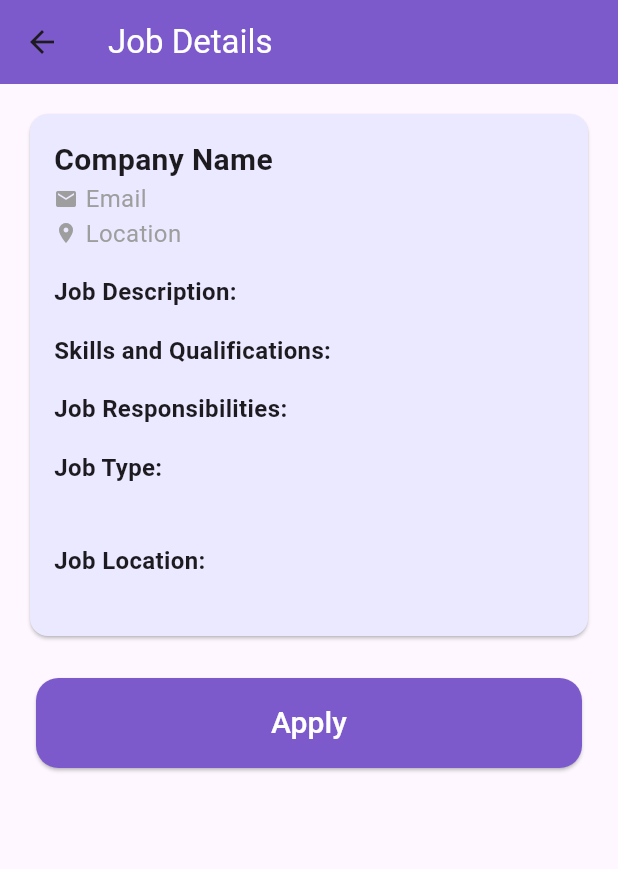
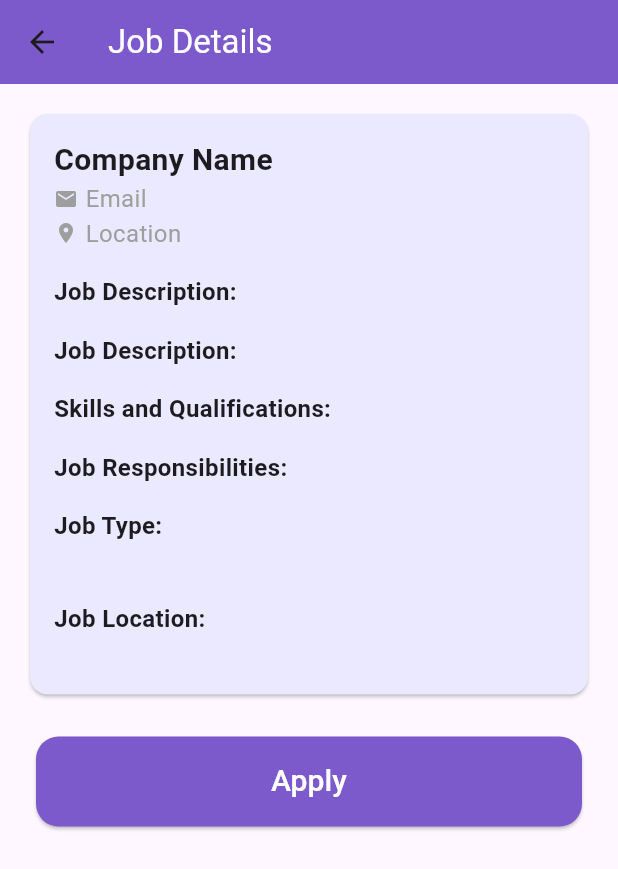
Before and after one commit to mariam-ossama/CareerFusionWithOnboarding, a Flutter app: the JobDetailsPage screen opened directly with empty values, on a phone screen of 412 x 824 dp. Shown: the top 869 px of the screen. Run offline on Flutter 3.47's test engine with Material 3 defaults, Android fonts, the phone set to English and light mode, and no system bars; our stand-ins replace dio, file_picker, flutter_animation_progress_bar, flutter_local_notifications, google_sign_in, image_picker and 6 more; missing offline and left inert: dart:ffi, flutter_facebook_auth, flutter_pdfview, signalr_netcore; accounts and stored records are empty; network calls fail.

Commit message:
modifications-1

```diff
--- a/lib/constants.dart
+++ b/lib/constants.dart
@@ -12,4 +12,4 @@ const emulatorUrl = 'http://10.0.2.2:5266/api';
 
 const baseUrl = 'https://careerfusionbackend.smartwaveeg.com/api';
 
-const publicBaseUrl = 'https://careerfusionbackend.smartwaveeg.com';
+const publicDomain = 'https://careerfusionbackend.smartwaveeg.com';
--- a/lib/screens/HR_screens/cv_screening_result_screen.dart
+++ b/lib/screens/HR_screens/cv_screening_result_screen.dart
@@ -264,7 +264,8 @@ class _CVScreeningResultPageState extends State<CVScreeningResultPage> {
                         color: mainAppColor,
                       ),
                     ),
-                    content: Column(
+                    content: SingleChildScrollView(
+                      child: Column(
                         mainAxisSize: MainAxisSize.min,
                         crossAxisAlignment: CrossAxisAlignment.start,
                         children: <Widget>[
@@ -290,10 +291,12 @@ class _CVScreeningResultPageState extends State<CVScreeningResultPage> {
                                 style: TextStyle(
                                   fontSize: 18,
                                 ),
+                                overflow: TextOverflow.ellipsis,
                               ),
                             ],
                           ),
                         ],
+                      ),
                     ),
                     actions: <Widget>[
                       TextButton(
--- a/lib/screens/HR_screens/hr_posts_screen.dart
+++ b/lib/screens/HR_screens/hr_posts_screen.dart
@@ -83,7 +83,7 @@ class _HRPostsPageState extends State<HRPostsPage> {
                                 CircleAvatar(
                                   radius: 20,
                                   backgroundImage: NetworkImage(
-                                    'http://10.0.2.2:5266${post.userProfilePicturePath}',
+                                    '${publicDomain}${post.userProfilePicturePath}',
                                   ),
                                 ),
                               SizedBox(
--- a/lib/screens/HR_screens/hr_profile_screen.dart
+++ b/lib/screens/HR_screens/hr_profile_screen.dart
@@ -319,7 +319,7 @@ class _UserProfilePageState extends State<HRProfilePage> {
                     (BuildContext context, AsyncSnapshot<String?> snapshot) {
                   if (snapshot.connectionState == ConnectionState.waiting) {
                     return CircleAvatar(
-                      radius: 60,
+                      radius: 80,
                       backgroundColor: Colors.grey.shade300,
                       child: CircularProgressIndicator(
                         color: Colors.white,
@@ -327,7 +327,7 @@ class _UserProfilePageState extends State<HRProfilePage> {
                     );
                   } else if (snapshot.hasError || snapshot.data == null) {
                     return CircleAvatar(
-                      radius: 60,
+                      radius: 80,
                       backgroundColor: Colors.grey,
                       child: Icon(Icons.person, size: 60),
                     );
--- a/lib/screens/HR_screens/post_technical_interview_result.dart
+++ b/lib/screens/HR_screens/post_technical_interview_result.dart
@@ -78,7 +78,8 @@ class _PostTechnicalInterviewResultPageState
               color: mainAppColor,
             ),
           ),
-          content: Column(
+          content: SingleChildScrollView(
+            child: Column(
               mainAxisSize: MainAxisSize.min,
               crossAxisAlignment: CrossAxisAlignment.start,
               children: <Widget>[
@@ -104,10 +105,12 @@ class _PostTechnicalInterviewResultPageState
                       style: TextStyle(
                         fontSize: 16,
                       ),
+                      overflow: TextOverflow.ellipsis,
                     ),
                   ],
                 ),
               ],
+            ),
           ),
           actions: <Widget>[
             TextButton(
--- a/lib/screens/HR_screens/post_technical_interview_selection.dart
+++ b/lib/screens/HR_screens/post_technical_interview_selection.dart
@@ -221,7 +221,8 @@ class _PostTechnicalInterviewSelectionProcessPageState
               color: mainAppColor,
             ),
           ),
-          content: Column(
+          content: SingleChildScrollView(
+            child: Column(
               mainAxisSize: MainAxisSize.min,
               crossAxisAlignment: CrossAxisAlignment.start,
               children: <Widget>[
@@ -247,10 +248,12 @@ class _PostTechnicalInterviewSelectionProcessPageState
                       style: TextStyle(
                         fontSize: 16,
                       ),
+                      overflow: TextOverflow.ellipsis,
                     ),
                   ],
                 ),
               ],
+            ),
           ),
           actions: <Widget>[
             TextButton(
--- a/lib/screens/HR_screens/post_telephone_interview_result.dart
+++ b/lib/screens/HR_screens/post_telephone_interview_result.dart
@@ -183,7 +183,8 @@ class _PostTelephoneInterviewResultPageState
                                     color: mainAppColor,
                                   ),
                                 ),
-                                content: Column(
+                                content: SingleChildScrollView(
+                                  child: Column(
                                     mainAxisSize: MainAxisSize.min,
                                     crossAxisAlignment: CrossAxisAlignment.start,
                                     children: <Widget>[
@@ -209,10 +210,12 @@ class _PostTelephoneInterviewResultPageState
                                             style: TextStyle(
                                               fontSize: 16,
                                             ),
+                                            overflow: TextOverflow.ellipsis,
                                           ),
                                         ],
                                       ),
                                     ],
+                                  ),
                                 ),
                                 actions: <Widget>[
                                   TextButton(
--- a/lib/screens/HR_screens/technical_interview_result.dart
+++ b/lib/screens/HR_screens/technical_interview_result.dart
@@ -170,7 +170,8 @@ class _TecnicalInterviewResultPageState
               color: mainAppColor,
             ),
           ),
-          content: Column(
+          content: SingleChildScrollView(
+            child: Column(
               mainAxisSize: MainAxisSize.min,
               children: <Widget>[
                 Row(
@@ -195,6 +196,7 @@ class _TecnicalInterviewResultPageState
                       style: TextStyle(
                         fontSize: 14,
                       ),
+                      overflow: TextOverflow.ellipsis,
                     ),
                   ],
                 ),
@@ -215,6 +217,7 @@ class _TecnicalInterviewResultPageState
                   ],
                 ),
               ],
+            ),
           ),
           actions: <Widget>[
             TextButton(
--- a/lib/screens/HR_screens/technical_interview_selection_process_page.dart
+++ b/lib/screens/HR_screens/technical_interview_selection_process_page.dart
@@ -168,7 +168,8 @@ class _TechnicalInterviewCandidatesPageState
               color: mainAppColor,
             ),
           ),
-          content: Column(
+          content: SingleChildScrollView(
+            child: Column(
               mainAxisSize: MainAxisSize.min,
               children: <Widget>[
                 Row(
@@ -193,6 +194,7 @@ class _TechnicalInterviewCandidatesPageState
                       style: TextStyle(
                         fontSize: 18,
                       ),
+                      overflow: TextOverflow.ellipsis,
                     ),
                   ],
                 ),
@@ -213,6 +215,7 @@ class _TechnicalInterviewCandidatesPageState
                   ],
                 ),
               ],
+            ),
           ),
           actions: <Widget>[
             TextButton(
--- a/lib/screens/HR_screens/telephone_interview_result.dart
+++ b/lib/screens/HR_screens/telephone_interview_result.dart
@@ -327,7 +327,8 @@ class _TelephonInterviewResultPageState
                 color: mainAppColor, // Replace with your app's color
               ),
             ),
-            content: Column(
+            content: SingleChildScrollView(
+              child: Column(
                 mainAxisSize: MainAxisSize.min,
                 crossAxisAlignment: CrossAxisAlignment.start,
                 children: <Widget>[
@@ -355,10 +356,12 @@ class _TelephonInterviewResultPageState
                         style: TextStyle(
                           fontSize: 18,
                         ),
+                        overflow: TextOverflow.ellipsis,
                       ),
                     ],
                   ),
                 ],
+              ),
             ),
             actions: <Widget>[
               TextButton(
--- a/lib/screens/HR_screens/telephone_interview_selection_process_page.dart
+++ b/lib/screens/HR_screens/telephone_interview_selection_process_page.dart
@@ -193,7 +193,8 @@ void initializeSignalR() async {
                   color: mainAppColor,
                 ),
               ),
-              content: Column(
+              content: SingleChildScrollView(
+                child: Column(
                   mainAxisSize: MainAxisSize.min,
                   children: <Widget>[
                     Row(
@@ -218,10 +219,12 @@ void initializeSignalR() async {
                           style: TextStyle(
                             fontSize: 14,
                           ),
+                          overflow: TextOverflow.ellipsis,
                         ),
                       ],
                     ),
                   ],
+                ),
               ),
               actions: <Widget>[
                 TextButton(
--- a/lib/screens/candidate_screens/candidate_account_screen.dart
+++ b/lib/screens/candidate_screens/candidate_account_screen.dart
@@ -196,7 +196,7 @@ class _AccountPageState extends State<AccountPage> {
                   iconColor: mainAppColor,
                   fontColor: mainAppColor,
                   color: secondColor,
-                  title: 'Open Positions',
+                  title: 'Vacancies',
                   iconData: Icons.announcement,
                   onTap: () {
                     Navigator.pushNamed(
@@ -241,7 +241,7 @@ class _AccountPageState extends State<AccountPage> {
                                           .userProfilePicturePath!
                                           .isNotEmpty
                                   ? NetworkImage(
-                                      'http://10.0.2.2:5266${posts[index].userProfilePicturePath}')
+                                      '${publicDomain}${posts[index].userProfilePicturePath}')
                                   : AssetImage('assets/images/111.avif')
                                       as ImageProvider,
                             ),
--- a/lib/screens/candidate_screens/job_details_screen.dart
+++ b/lib/screens/candidate_screens/job_details_screen.dart
@@ -107,11 +107,12 @@ class _JobDetailsPageState extends State<JobDetailsPage> {
                           if (profilePicturePath != null) ...[
                             CircleAvatar(
                               radius: 35,
-                              backgroundImage: NetworkImage('http://10.0.2.2:5266${profilePicturePath}'),
+                              backgroundImage: NetworkImage('${publicDomain}${profilePicturePath}'),
                             ),
                             SizedBox(width: 10),
                           ],
-                          Column(
+                          Expanded(
+                            child: Column(
                               crossAxisAlignment: CrossAxisAlignment.start,
                               children: <Widget>[
                                 Text(
@@ -125,11 +126,14 @@ class _JobDetailsPageState extends State<JobDetailsPage> {
                                   children: <Widget>[
                                     Icon(Icons.email, size: 16, color: Colors.grey),
                                     SizedBox(width: 5),
-                                  Text(
+                                    Expanded(
+                                      child: Text(
                                         companyData['email'] ?? 'Email',
                                         style: TextStyle(
                                           fontSize: 16.0,
                                           color: Colors.grey,
+                                        ),
+                                        overflow: TextOverflow.ellipsis,
                                       ),
                                     ),
                                   ],
@@ -138,19 +142,30 @@ class _JobDetailsPageState extends State<JobDetailsPage> {
                                   children: <Widget>[
                                     Icon(Icons.location_on, size: 16, color: Colors.grey),
                                     SizedBox(width: 5),
-                                  Text(
+                                    Expanded(
+                                      child: Text(
                                         jobDetails['jobLocation'] ?? 'Location',
                                         style: TextStyle(
                                           fontSize: 16.0,
                                           color: Colors.grey,
+                                        ),
+                                        overflow: TextOverflow.ellipsis,
                                       ),
                                     ),
                                   ],
                                 ),
                               ],
                             ),
-                          Spacer(),
+                          ),
                         ],
+                      ),
+                      SizedBox(height: 16.0),
+                      Text(
+                        'Job Description:',
+                        style: TextStyle(
+                          fontSize: 16.0,
+                          fontWeight: FontWeight.bold,
+                        ),
                       ),
                       SizedBox(height: 16.0),
                       Text(
--- a/lib/widgets/custom_menu_card.dart
+++ b/lib/widgets/custom_menu_card.dart
@@ -44,7 +44,7 @@ class CustomMenuCard extends StatelessWidget {
               Text(
                 title,
                 style: TextStyle(
-                  fontSize: 16.0,
+                  fontSize: 14.0,
                   //fontFamily: appFont,
                   color: fontColor, // Change the text color here
                 ),
```
Also changed, not shown: lib/screens/HR_screens/post_cv_screening_result.dart (+11 -2 lines), lib/screens/HR_screens/post_telephone_interview_selection.dart (+7 -1 lines), lib/screens/candidate_screens/job_search_screen.dart (+14 -2 lines), lib/screens/candidate_screens/user_profile_screen.dart (+14 -4 lines), lib/widgets/candidate_side_menu.dart (+5 -4 lines), lib/widgets/hr_side_menu.dart (+5 -4 lines). Lines whose indentation alone changed are shown as unchanged.
